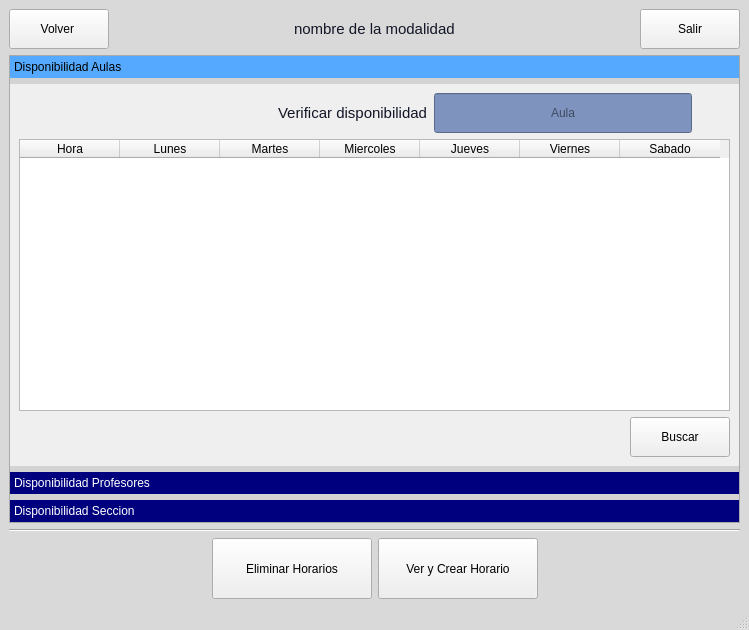
This is ui/plantilla_menu_de_horarios.ui in Reinaldito04/IUTA----HORARIOS as Qt 5 draws it before an edit. The edited form follows.
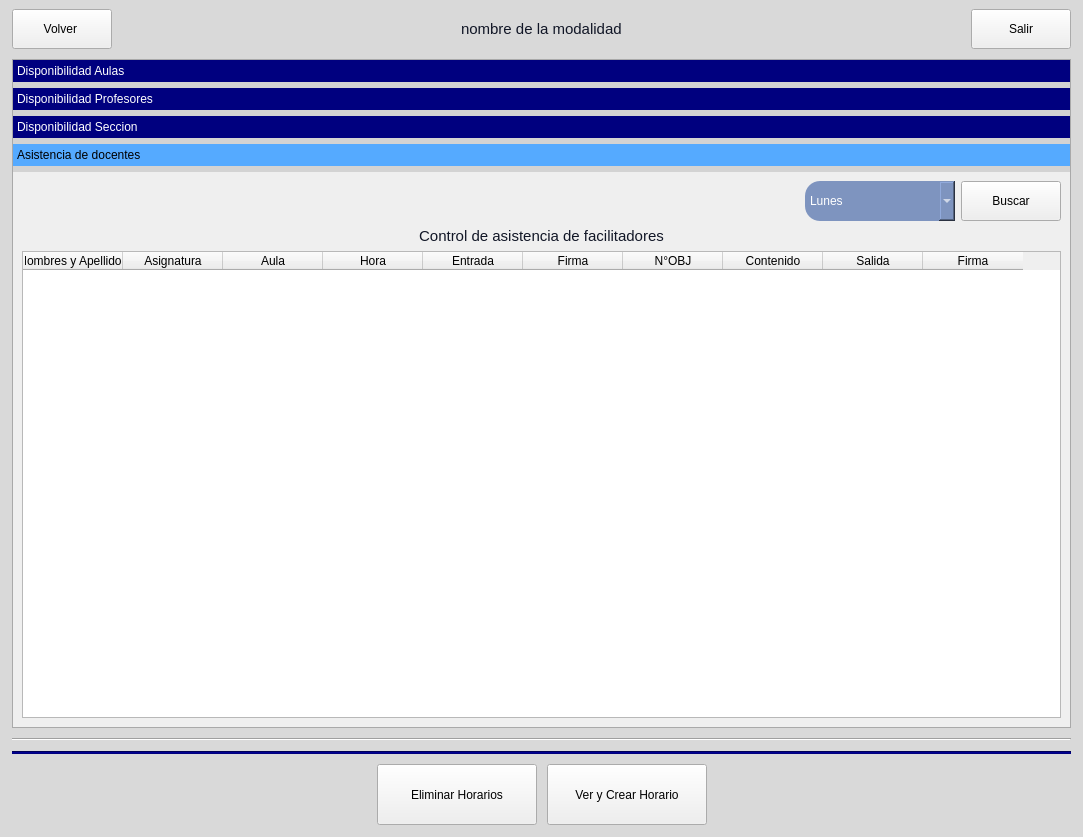
This is the edited form. The open tabs and pages were chosen to show the change. Icons and pictures are not drawn.

The edit to the form file:
```diff
--- a/ui/plantilla_menu_de_horarios.ui
+++ b/ui/plantilla_menu_de_horarios.ui
@@ -6,8 +6,8 @@
    <rect>
     <x>0</x>
     <y>0</y>
-    <width>749</width>
-    <height>630</height>
+    <width>1083</width>
+    <height>837</height>
    </rect>
   </property>
   <property name="windowTitle">
@@ -28,6 +28,18 @@
   </property>
   <widget class="QWidget" name="centralwidget">
    <layout class="QVBoxLayout" name="verticalLayout_5">
+    <property name="spacing">
+     <number>10</number>
+    </property>
+    <property name="leftMargin">
+     <number>12</number>
+    </property>
+    <property name="rightMargin">
+     <number>12</number>
+    </property>
+    <property name="bottomMargin">
+     <number>12</number>
+    </property>
     <item>
      <layout class="QHBoxLayout" name="horizontalLayout">
       <item>
@@ -144,8 +156,8 @@
         <rect>
          <x>0</x>
          <y>0</y>
-         <width>729</width>
-         <height>372</height>
+         <width>1057</width>
+         <height>515</height>
         </rect>
        </property>
        <attribute name="icon">
@@ -687,6 +699,181 @@
         </item>
        </layout>
       </widget>
+      <widget class="QWidget" name="page_4">
+       <attribute name="label">
+        <string>Asistencia de docentes</string>
+       </attribute>
+       <layout class="QVBoxLayout" name="verticalLayout_6">
+        <item>
+         <layout class="QVBoxLayout" name="verticalLayout_3">
+          <item>
+           <layout class="QHBoxLayout" name="horizontalLayout_8">
+            <item>
+             <spacer name="horizontalSpacer_10">
+              <property name="orientation">
+               <enum>Qt::Horizontal</enum>
+              </property>
+              <property name="sizeHint" stdset="0">
+               <size>
+                <width>40</width>
+                <height>20</height>
+               </size>
+              </property>
+             </spacer>
+            </item>
+            <item>
+             <widget class="QComboBox" name="comboBox_dia">
+              <property name="minimumSize">
+               <size>
+                <width>150</width>
+                <height>40</height>
+               </size>
+              </property>
+              <property name="maximumSize">
+               <size>
+                <width>150</width>
+                <height>40</height>
+               </size>
+              </property>
+              <property name="layoutDirection">
+               <enum>Qt::LeftToRight</enum>
+              </property>
+              <property name="styleSheet">
+               <string notr="true">background-color: #7E94Bf;
+color: #ffffff;
+font: 75 15pt &quot;MS Sans Serif&quot;;
+border-radius:15px;</string>
+              </property>
+              <item>
+               <property name="text">
+                <string>Lunes</string>
+               </property>
+              </item>
+              <item>
+               <property name="text">
+                <string>Martes</string>
+               </property>
+              </item>
+              <item>
+               <property name="text">
+                <string>Miercoles</string>
+               </property>
+              </item>
+              <item>
+               <property name="text">
+                <string>Jueves</string>
+               </property>
+              </item>
+              <item>
+               <property name="text">
+                <string>Viernes</string>
+               </property>
+              </item>
+              <item>
+               <property name="text">
+                <string>Sabado</string>
+               </property>
+              </item>
+             </widget>
+            </item>
+            <item>
+             <widget class="QPushButton" name="bt_asistencia">
+              <property name="minimumSize">
+               <size>
+                <width>100</width>
+                <height>40</height>
+               </size>
+              </property>
+              <property name="styleSheet">
+               <string notr="true">QPushButton{
+background-color:#253b59;
+color:white;
+font-size:14px;
+border-radius:15px;
+}
+QPushButton::Hover{
+background-color:#637aa6;
+}
+font-size:15px;</string>
+              </property>
+              <property name="text">
+               <string>Buscar</string>
+              </property>
+             </widget>
+            </item>
+           </layout>
+          </item>
+          <item>
+           <widget class="QLabel" name="label_2">
+            <property name="styleSheet">
+             <string notr="true">font: 75 16pt &quot;MS Shell Dlg 2&quot;;</string>
+            </property>
+            <property name="text">
+             <string>Control de asistencia de facilitadores</string>
+            </property>
+            <property name="alignment">
+             <set>Qt::AlignCenter</set>
+            </property>
+           </widget>
+          </item>
+          <item>
+           <widget class="QTableWidget" name="tableWidget">
+            <column>
+             <property name="text">
+              <string>Nombres y Apellidos</string>
+             </property>
+            </column>
+            <column>
+             <property name="text">
+              <string>Asignatura</string>
+             </property>
+            </column>
+            <column>
+             <property name="text">
+              <string>Aula</string>
+             </property>
+            </column>
+            <column>
+             <property name="text">
+              <string>Hora</string>
+             </property>
+            </column>
+            <column>
+             <property name="text">
+              <string>Entrada</string>
+             </property>
+            </column>
+            <column>
+             <property name="text">
+              <string>Firma</string>
+             </property>
+            </column>
+            <column>
+             <property name="text">
+              <string>N°OBJ</string>
+             </property>
+            </column>
+            <column>
+             <property name="text">
+              <string>Contenido</string>
+             </property>
+            </column>
+            <column>
+             <property name="text">
+              <string>Salida</string>
+             </property>
+            </column>
+            <column>
+             <property name="text">
+              <string>Firma</string>
+             </property>
+            </column>
+           </widget>
+          </item>
+         </layout>
+        </item>
+       </layout>
+      </widget>
      </widget>
     </item>
     <item>
@@ -696,6 +883,16 @@
       </property>
      </widget>
     </item>
+    <item>
+     <widget class="Line" name="line_2">
+      <property name="styleSheet">
+       <string notr="true">background-color:#00007f;</string>
+      </property>
+      <property name="orientation">
+       <enum>Qt::Horizontal</enum>
+      </property>
+     </widget>
+    </item>
     <item>
      <layout class="QHBoxLayout" name="horizontalLayout_2">
       <item>
@@ -813,7 +1010,6 @@
     </item>
    </layout>
   </widget>
-  <widget class="QStatusBar" name="statusbar"/>
  </widget>
  <resources/>
  <connections/>
```
Left out of the diff: 12 changed lines with no effect on the pictures.
